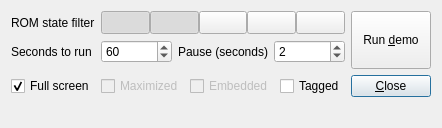
Old version of the form demomode.ui in the repository qmc2/qmc2-mame-fe.
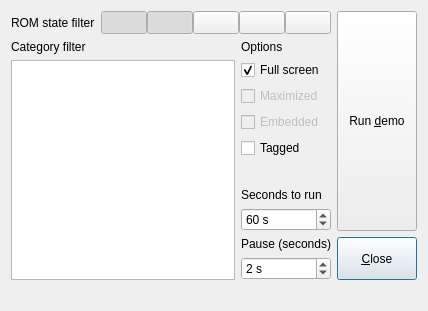
New version of the form. Icons and pictures are not drawn.

Commit message: new: demo-mode: added a category-filter to include/exclude certain categories

```diff
--- a/demomode.ui
+++ b/demomode.ui
@@ -6,29 +6,42 @@
    <rect>
     <x>0</x>
     <y>0</y>
-    <width>388</width>
-    <height>113</height>
+    <width>428</width>
+    <height>270</height>
    </rect>
   </property>
   <property name="windowTitle">
    <string>Demo mode</string>
   </property>
   <layout class="QGridLayout" name="gridLayout">
-   <item row="0" column="0">
-    <widget class="QLabel" name="labelROMStatesToSelect">
+   <item row="1" column="0" colspan="2">
+    <widget class="QLabel" name="labelCategoryFilter">
      <property name="sizePolicy">
-      <sizepolicy hsizetype="Fixed" vsizetype="Preferred">
+      <sizepolicy hsizetype="Preferred" vsizetype="Fixed">
        <horstretch>0</horstretch>
        <verstretch>0</verstretch>
       </sizepolicy>
      </property>
      <property name="text">
-      <string>ROM state filter</string>
+      <string>Category filter</string>
      </property>
     </widget>
    </item>
-   <item row="0" column="1" colspan="3">
-    <layout class="QHBoxLayout" name="horizontalLayout_2">
+   <item row="2" column="2">
+    <widget class="QCheckBox" name="checkBoxFullScreen">
+     <property name="toolTip">
+      <string>Start emulators in full screen mode (otherwise use windowed mode)</string>
+     </property>
+     <property name="text">
+      <string>Full screen</string>
+     </property>
+     <property name="checked">
+      <bool>true</bool>
+     </property>
+    </widget>
+   </item>
+   <item row="0" column="1" colspan="2">
+    <layout class="QHBoxLayout" name="horizontalLayout">
      <property name="spacing">
       <number>0</number>
      </property>
@@ -140,24 +153,131 @@
      </item>
     </layout>
    </item>
-   <item row="1" column="0">
-    <widget class="QLabel" name="labelSecondsToRun">
+   <item row="2" column="0" rowspan="12" colspan="2">
+    <widget class="QListWidget" name="listWidgetCategoryFilter">
      <property name="sizePolicy">
+      <sizepolicy hsizetype="Expanding" vsizetype="Expanding">
+       <horstretch>0</horstretch>
+       <verstretch>0</verstretch>
+      </sizepolicy>
+     </property>
+     <property name="toolTip">
+      <string>Select / deselect the categories you want to include / exclude</string>
+     </property>
+    </widget>
+   </item>
+   <item row="3" column="2">
+    <widget class="QCheckBox" name="checkBoxMaximized">
+     <property name="enabled">
+      <bool>false</bool>
+     </property>
+     <property name="toolTip">
+      <string>Maximize emulators when in windowed mode</string>
+     </property>
+     <property name="text">
+      <string>Maximized</string>
+     </property>
+    </widget>
+   </item>
+   <item row="0" column="0">
+    <widget class="QLabel" name="labelROMStatesToSelect">
+     <property name="sizePolicy">
       <sizepolicy hsizetype="Fixed" vsizetype="Preferred">
        <horstretch>0</horstretch>
        <verstretch>0</verstretch>
       </sizepolicy>
      </property>
      <property name="text">
-      <string>Seconds to run</string>
+      <string>ROM state filter</string>
      </property>
     </widget>
    </item>
-   <item row="1" column="1">
+   <item row="4" column="2">
+    <widget class="QCheckBox" name="checkBoxEmbedded">
+     <property name="enabled">
+      <bool>false</bool>
+     </property>
+     <property name="toolTip">
+      <string>Embed windowed emulators</string>
+     </property>
+     <property name="text">
+      <string>Embedded</string>
+     </property>
+    </widget>
+   </item>
+   <item row="5" column="2">
+    <widget class="QCheckBox" name="checkBoxTagged">
+     <property name="toolTip">
+      <string>Use only tagged games</string>
+     </property>
+     <property name="text">
+      <string>Tagged</string>
+     </property>
+    </widget>
+   </item>
+   <item row="13" column="2">
+    <widget class="QSpinBox" name="spinBoxPauseSeconds">
+     <property name="toolTip">
+      <string>Number of seconds to pause between emulator runs</string>
+     </property>
+     <property name="suffix">
+      <string> s</string>
+     </property>
+     <property name="minimum">
+      <number>1</number>
+     </property>
+     <property name="maximum">
+      <number>9999</number>
+     </property>
+     <property name="value">
+      <number>2</number>
+     </property>
+    </widget>
+   </item>
+   <item row="1" column="2">
+    <widget class="QLabel" name="label">
+     <property name="text">
+      <string>Options</string>
+     </property>
+    </widget>
+   </item>
+   <item row="12" column="2">
+    <widget class="QLabel" name="labelPause">
+     <property name="sizePolicy">
+      <sizepolicy hsizetype="Fixed" vsizetype="Preferred">
+       <horstretch>0</horstretch>
+       <verstretch>0</verstretch>
+      </sizepolicy>
+     </property>
+     <property name="text">
+      <string>Pause (seconds)</string>
+     </property>
+    </widget>
+   </item>
+   <item row="12" column="3" rowspan="2">
+    <widget class="QPushButton" name="pushButtonClose">
+     <property name="sizePolicy">
+      <sizepolicy hsizetype="Minimum" vsizetype="MinimumExpanding">
+       <horstretch>0</horstretch>
+       <verstretch>0</verstretch>
+      </sizepolicy>
+     </property>
+     <property name="toolTip">
+      <string>Close this dialog (and stop running demo)</string>
+     </property>
+     <property name="text">
+      <string>&amp;Close</string>
+     </property>
+    </widget>
+   </item>
+   <item row="11" column="2">
     <widget class="QSpinBox" name="spinBoxSecondsToRun">
      <property name="toolTip">
       <string>Number of seconds to run an emulator in demo mode</string>
      </property>
+     <property name="suffix">
+      <string> s</string>
+     </property>
      <property name="maximum">
       <number>999999</number>
      </property>
@@ -166,63 +286,10 @@
      </property>
     </widget>
    </item>
-   <item row="3" column="0" colspan="4">
-    <layout class="QHBoxLayout" name="horizontalLayout">
-     <item>
-      <widget class="QCheckBox" name="checkBoxFullScreen">
-       <property name="toolTip">
-        <string>Start emulators in full screen mode (otherwise use windowed mode)</string>
-       </property>
-       <property name="text">
-        <string>Full screen</string>
-       </property>
-       <property name="checked">
-        <bool>true</bool>
-       </property>
-      </widget>
-     </item>
-     <item>
-      <widget class="QCheckBox" name="checkBoxMaximized">
-       <property name="enabled">
-        <bool>false</bool>
-       </property>
-       <property name="toolTip">
-        <string>Maximize emulators when in windowed mode</string>
-       </property>
-       <property name="text">
-        <string>Maximized</string>
-       </property>
-      </widget>
-     </item>
-     <item>
-      <widget class="QCheckBox" name="checkBoxEmbedded">
-       <property name="enabled">
-        <bool>false</bool>
-       </property>
-       <property name="toolTip">
-        <string>Embed windowed emulators</string>
-       </property>
-       <property name="text">
-        <string>Embedded</string>
-       </property>
-      </widget>
-     </item>
-     <item>
-      <widget class="QCheckBox" name="checkBoxTagged">
-       <property name="toolTip">
-        <string>Use only tagged games</string>
-       </property>
-       <property name="text">
-        <string>Tagged</string>
-       </property>
-      </widget>
-     </item>
-    </layout>
-   </item>
-   <item row="3" column="4">
-    <widget class="QPushButton" name="pushButtonClose">
+   <item row="10" column="2">
+    <widget class="QLabel" name="labelSecondsToRun">
      <property name="sizePolicy">
-      <sizepolicy hsizetype="Minimum" vsizetype="Minimum">
+      <sizepolicy hsizetype="Fixed" vsizetype="Preferred">
        <horstretch>0</horstretch>
        <verstretch>0</verstretch>
       </sizepolicy>
@@ -231,27 +298,14 @@
       <string>Close this dialog (and stop running demo)</string>
      </property>
      <property name="text">
-      <string>&amp;Close</string>
+      <string>Seconds to run</string>
      </property>
     </widget>
    </item>
-   <item row="5" column="0" colspan="5">
-    <spacer name="verticalSpacer">
-     <property name="orientation">
-      <enum>Qt::Vertical</enum>
-     </property>
-     <property name="sizeHint" stdset="0">
-      <size>
-       <width>324</width>
-       <height>0</height>
-      </size>
-     </property>
-    </spacer>
-   </item>
-   <item row="0" column="4" rowspan="3">
+   <item row="0" column="3" rowspan="12">
     <widget class="QPushButton" name="pushButtonRunDemo">
      <property name="sizePolicy">
-      <sizepolicy hsizetype="Minimum" vsizetype="Minimum">
+      <sizepolicy hsizetype="Fixed" vsizetype="Expanding">
        <horstretch>0</horstretch>
        <verstretch>0</verstretch>
       </sizepolicy>
@@ -264,7 +318,7 @@
      </property>
     </widget>
    </item>
-   <item row="4" column="0" colspan="5">
+   <item row="14" column="0" colspan="4">
     <widget class="QLabel" name="labelDemoStatus">
      <property name="text">
       <string/>
@@ -277,35 +331,6 @@
      </property>
     </widget>
    </item>
-   <item row="1" column="2">
-    <widget class="QLabel" name="labelPause">
-     <property name="sizePolicy">
-      <sizepolicy hsizetype="Fixed" vsizetype="Preferred">
-       <horstretch>0</horstretch>
-       <verstretch>0</verstretch>
-      </sizepolicy>
-     </property>
-     <property name="text">
-      <string>Pause (seconds)</string>
-     </property>
-    </widget>
-   </item>
-   <item row="1" column="3">
-    <widget class="QSpinBox" name="spinBoxPauseSeconds">
-     <property name="toolTip">
-      <string>Number of seconds to pause between emulator runs</string>
-     </property>
-     <property name="minimum">
-      <number>1</number>
-     </property>
-     <property name="maximum">
-      <number>9999</number>
-     </property>
-     <property name="value">
-      <number>2</number>
-     </property>
-    </widget>
-   </item>
   </layout>
  </widget>
  <tabstops>
```
Left out of the diff: 74 changed lines with no effect on the pictures. The commit also changes 25 other files.
